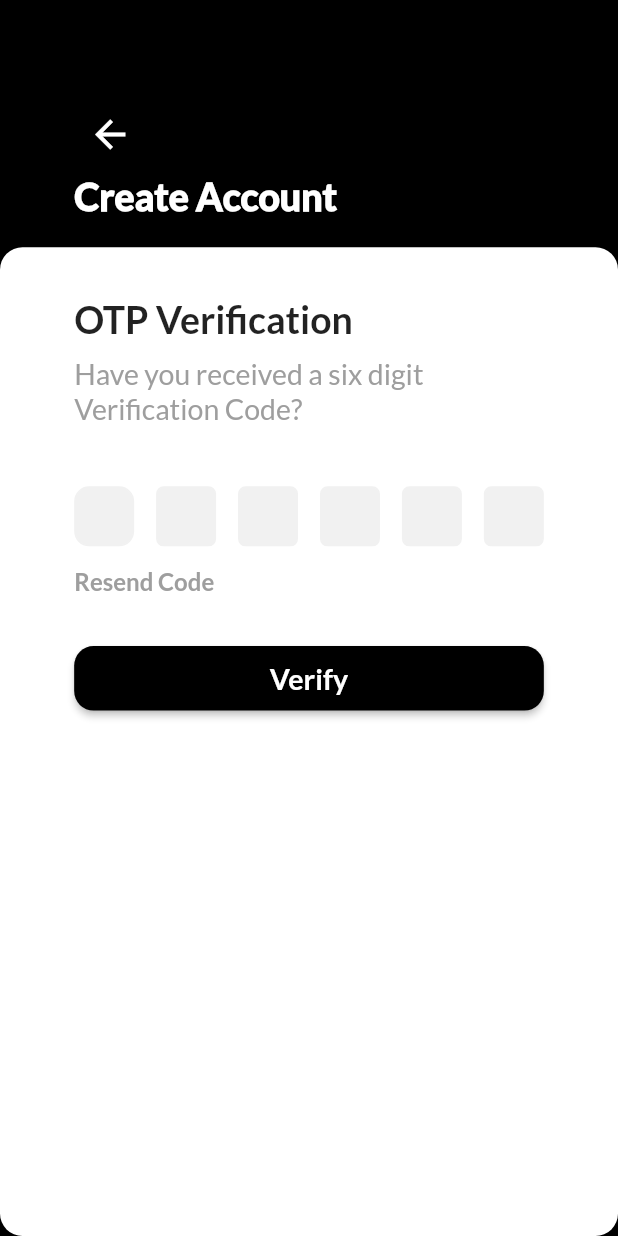
After one commit to rish07/bridcodes_task, a Flutter app: the OTPVerification screen opened directly, on a phone screen of 412 x 824 dp. The commit adds this screen. Run offline on Flutter 3.47's test engine with Material 2 defaults, Android fonts, the phone set to English and light mode, and no system bars; our stand-ins replace firebase_auth, fluttertoast, modal_progress_hud, page_transition, pinput; accounts and stored records are empty.

Commit message:
Auth logic complete

```diff
--- /dev/null
+++ b/lib/screens/otp_verification.dart
@@ -0,0 +1,179 @@
+import 'package:bridcodes_task/widgets/buildButton.dart';
+import 'package:bridcodes_task/widgets/dialog.dart';
+import 'package:firebase_auth/firebase_auth.dart';
+import 'package:flutter/cupertino.dart';
+import 'package:flutter/material.dart';
+import 'package:fluttertoast/fluttertoast.dart';
+import 'package:modal_progress_hud/modal_progress_hud.dart';
+import 'package:pinput/pin_put/pin_put.dart';
+
+class OTPVerification extends StatefulWidget {
+  final String verificationID;
+
+  const OTPVerification({Key key, this.verificationID}) : super(key: key);
+  @override
+  _OTPVerificationState createState() => _OTPVerificationState();
+}
+
+class _OTPVerificationState extends State<OTPVerification> {
+  bool _isLoading = false;
+  final TextEditingController _pinPutController = TextEditingController();
+  final FocusNode _pinPutFocusNode = FocusNode();
+  final FirebaseAuth _auth = FirebaseAuth.instance;
+  BoxDecoration get _pinPutDecoration {
+    return BoxDecoration(
+      color: Color(0xFFF1F1F1),
+      border: Border.all(
+        color: Color(0xFFF1F1F1),
+      ),
+      borderRadius: BorderRadius.circular(10),
+    );
+  }
+
+  @override
+  void initState() {
+    // TODO: implement initState
+    super.initState();
+  }
+
+  @override
+  Widget build(BuildContext context) {
+    return Scaffold(
+      backgroundColor: Colors.black,
+      body: ModalProgressHUD(
+        opacity: 0.5,
+        inAsyncCall: _isLoading,
+        child: Container(
+          child: Stack(
+            children: [
+              Padding(
+                  padding: EdgeInsets.only(top: MediaQuery.of(context).size.height * 0.08, left: MediaQuery.of(context).size.width * 0.12),
+                  child: IconButton(
+                    icon: Icon(
+                      Icons.arrow_back,
+                      color: Colors.white,
+                      size: 30,
+                    ),
+                    onPressed: () {
+                      Navigator.pop(context);
+                    },
+                  )),
+              Padding(
+                padding: EdgeInsets.symmetric(vertical: MediaQuery.of(context).size.height * 0.14, horizontal: MediaQuery.of(context).size.width * 0.12),
+                child: Text(
+                  'Create Account',
+                  style: TextStyle(color: Colors.white, fontSize: 25, fontWeight: FontWeight.w900),
+                ),
+              ),
+              Padding(
+                padding: EdgeInsets.only(top: MediaQuery.of(context).size.height * 0.2),
+                child: Container(
+                  height: MediaQuery.of(context).size.height,
+                  width: MediaQuery.of(context).size.width,
+                  decoration: BoxDecoration(
+                    borderRadius: BorderRadius.circular(15),
+                    color: Colors.white,
+                  ),
+                  child: Padding(
+                    padding: EdgeInsets.symmetric(horizontal: MediaQuery.of(context).size.width * 0.12),
+                    child: ListView(
+                      shrinkWrap: true,
+                      children: [
+                        SizedBox(
+                          height: MediaQuery.of(context).size.height * 0.04,
+                        ),
+                        Text(
+                          'OTP Verification',
+                          style: TextStyle(fontWeight: FontWeight.w800, fontSize: 25),
+                        ),
+                        SizedBox(
+                          height: 10,
+                        ),
+                        Text(
+                          'Have you received a six digit\nVerification Code?',
+                          style: TextStyle(color: Colors.grey, fontSize: 19),
+                        ),
+                        SizedBox(
+                          height: MediaQuery.of(context).size.height * 0.02,
+                        ),
+                        Column(
+                          crossAxisAlignment: CrossAxisAlignment.stretch,
+                          mainAxisSize: MainAxisSize.min,
+                          children: <Widget>[
+                            Container(
+                              color: Colors.white,
+                              padding: EdgeInsets.only(top: 20, bottom: 10),
+                              child: PinPut(
+                                autofocus: true,
+                                fieldsCount: 6,
+                                onSubmit: (String pin) async {
+                                  setState(() {
+                                    _isLoading = true;
+                                  });
+                                  final code = pin;
+                                  AuthCredential credential = PhoneAuthProvider.getCredential(verificationId: widget.verificationID, smsCode: code);
+                                  try {
+                                    AuthResult result = await _auth.signInWithCredential(credential);
+                                    FirebaseUser user = result.user;
+
+                                    if (user != null) {
+                                      print('working');
+                                      print(user.phoneNumber);
+                                    } else {
+                                      print("Error");
+                                    }
+                                  } catch (e) {
+                                    print(e);
+                                    popDialog(title: 'Error', context: context, content: 'There was some error please re check the OTP!');
+                                  }
+                                  setState(() {
+                                    _isLoading = false;
+                                  });
+                                },
+                                focusNode: _pinPutFocusNode,
+                                controller: _pinPutController,
+                                submittedFieldDecoration: _pinPutDecoration.copyWith(borderRadius: BorderRadius.circular(20)),
+                                selectedFieldDecoration: _pinPutDecoration,
+                                followingFieldDecoration: _pinPutDecoration.copyWith(
+                                  borderRadius: BorderRadius.circular(5),
+                                  border: Border.all(
+                                    color: Color(0xFFF1F1F1),
+                                  ),
+                                ),
+                              ),
+                            ),
+                            GestureDetector(
+                              onTap: () {},
+                              child: Container(
+                                height: 30,
+                                child: Text(
+                                  'Resend Code',
+                                  style: TextStyle(color: Colors.grey, fontWeight: FontWeight.bold, fontSize: 16),
+                                ),
+                              ),
+                            ),
+                            SizedBox(
+                              height: 20,
+                            ),
+                            buildButton(
+                              onPress: () {},
+                              backgroundColor: Colors.black,
+                              child: Text(
+                                'Verify',
+                                style: TextStyle(fontSize: 19, fontWeight: FontWeight.bold, color: Colors.white),
+                              ),
+                            ),
+                          ],
+                        ),
+                      ],
+                    ),
+                  ),
+                ),
+              ),
+            ],
+          ),
+        ),
+      ),
+    );
+  }
+}
--- a/lib/widgets/input_field.dart
+++ b/lib/widgets/input_field.dart
@@ -1,7 +1,11 @@
 import 'package:flutter/material.dart';
 
-TextFormField inputBox({String hintText, BuildContext context, TextEditingController controller, bool isPassword = false, Function onTap}) {
+TextFormField inputBox(
+    {String hintText, BuildContext context, TextEditingController controller, bool isPassword = false, Function onTap, Function onChanged, bool maxLength = false, int maxValue}) {
   return TextFormField(
+    maxLengthEnforced: maxLength,
+    maxLength: maxValue,
+    onChanged: onChanged,
     onTap: onTap,
     obscureText: isPassword,
     controller: controller,
--- a/pubspec.yaml
+++ b/pubspec.yaml
@@ -24,6 +24,11 @@ dependencies:
   flutter:
     sdk: flutter
   page_transition: ^1.1.6
+  firebase_core:
+  firebase_auth:
+  pinput:
+  fluttertoast:
+  modal_progress_hud: ^0.1.3
 
 
   # The following adds the Cupertino Icons font to your application.
```
Also changed, not shown: lib/screens/registration_page.dart (+80 -4 lines), lib/widgets/dialog.dart (added, +31 -0 lines), pubspec.lock, 4 other files.
